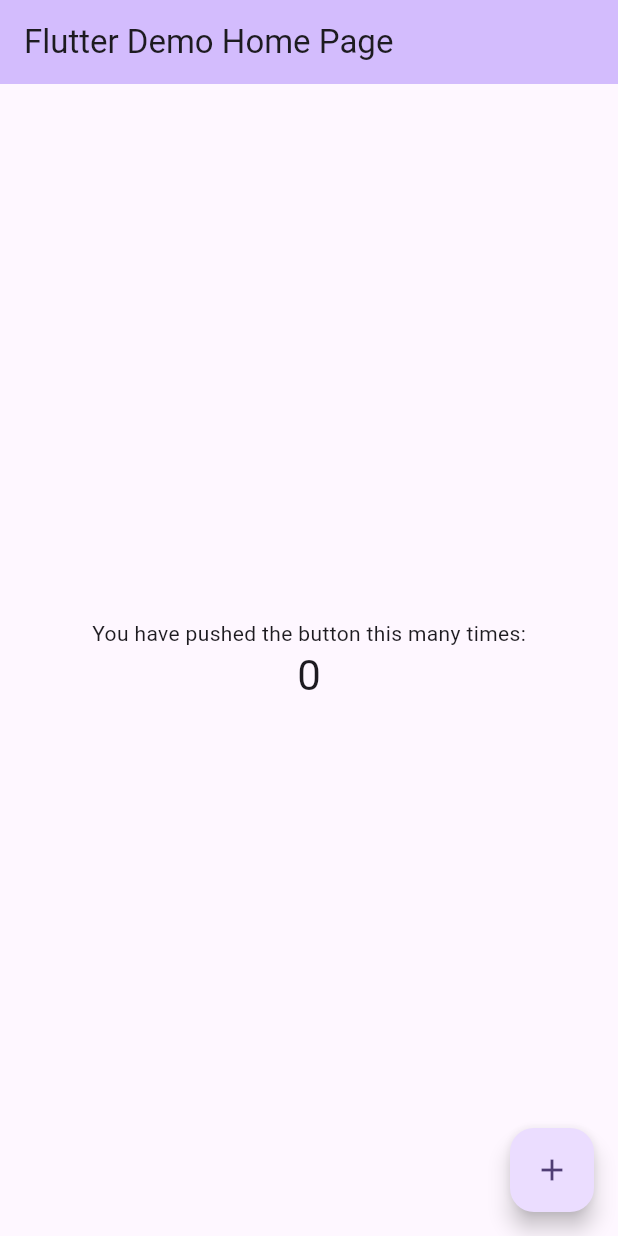
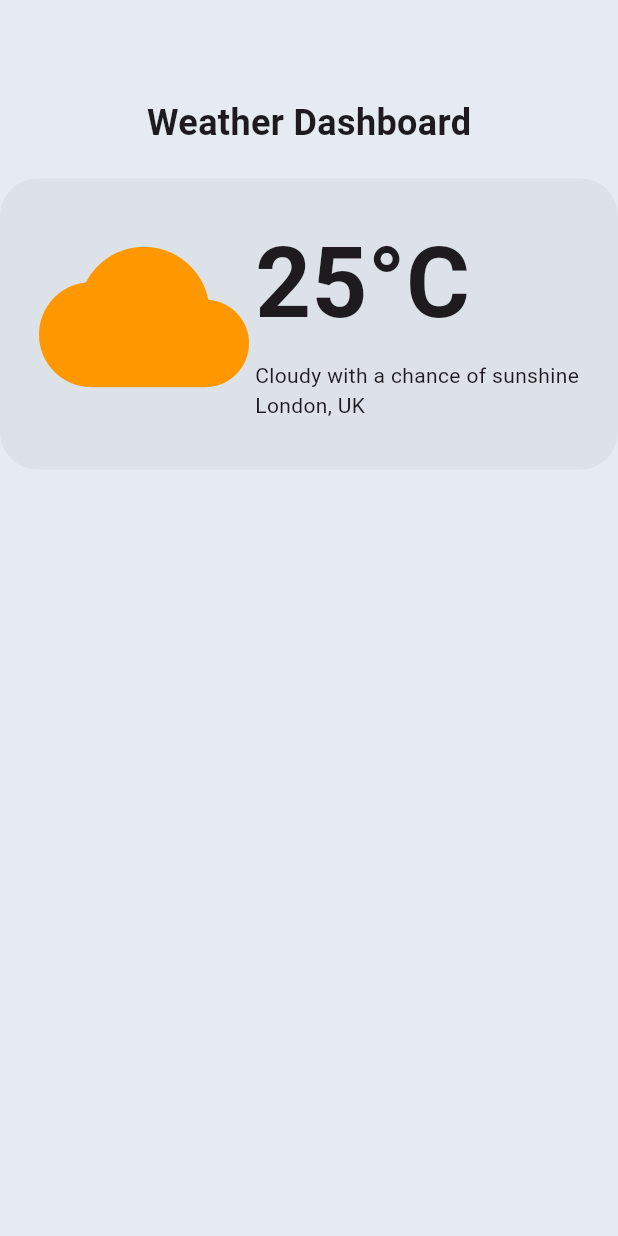
Before and after one commit to gheloriemanondo-24/weatherdashboard, a Flutter app: the screen it shows after launch, on a phone screen of 412 x 824 dp. Run offline on Flutter 3.47's test engine with Material 3 defaults, Android fonts, the phone set to English and light mode, and no system bars.

Commit message:
main card

```diff
--- a/lib/main.dart
+++ b/lib/main.dart
@@ -1,121 +1,127 @@
+import 'dart:ui';
+
 import 'package:flutter/material.dart';
 
 void main() {
   runApp(const MyApp());
 }
 
-class MyApp extends StatelessWidget {
+class MyApp extends StatelessWidget
+  {
     const MyApp({super.key});
 
-  // This widget is the root of your application.
     @override
-  Widget build(BuildContext context) {
-    return MaterialApp(
-      title: 'Flutter Demo',
-      theme: ThemeData(
-        // This is the theme of your application.
-        //
-        // TRY THIS: Try running your application with "flutter run". You'll see
-        // the application has a purple toolbar. Then, without quitting the app,
-        // try changing the seedColor in the colorScheme below to Colors.green
-        // and then invoke "hot reload" (save your changes or press the "hot
-        // reload" button in a Flutter-supported IDE, or press "r" if you used
-        // the command line to start the app).
-        //
-        // Notice that the counter didn't reset back to zero; the application
-        // state is not lost during the reload. To reset the state, use hot
-        // restart instead.
-        //
-        // This works for code too, not just values: Most code changes can be
-        // tested with just a hot reload.
-        colorScheme: .fromSeed(seedColor: Colors.deepPurple),
-      ),
-      home: const MyHomePage(title: 'Flutter Demo Home Page'),
+    Widget build(BuildContext context)
+      {
+        return const MaterialApp(
+          debugShowCheckedModeBanner: false,
+          home: WeatherPage(),
         );
       }
   }
 
-class MyHomePage extends StatefulWidget {
-  const MyHomePage({super.key, required this.title});
-
-  // This widget is the home page of your application. It is stateful, meaning
-  // that it has a State object (defined below) that contains fields that affect
-  // how it looks.
-
-  // This class is the configuration for the state. It holds the values (in this
-  // case the title) provided by the parent (in this case the App widget) and
-  // used by the build method of the State. Fields in a Widget subclass are
-  // always marked "final".
-
-  final String title;
+class WeatherPage extends StatefulWidget
+  {
+    const WeatherPage({super.key});
 
     @override
-  State<MyHomePage> createState() => _MyHomePageState();
+    State<WeatherPage> createState() => _WeatherPageState();
   }
 
-class _MyHomePageState extends State<MyHomePage> {
-  int _counter = 0;
+class _WeatherPageState extends State<WeatherPage>
+{
+    int _selectedIndex = 0;
 
-  void _incrementCounter() {
-    setState(() {
-      // This call to setState tells the Flutter framework that something has
-      // changed in this State, which causes it to rerun the build method below
-      // so that the display can reflect the updated values. If we changed
-      // _counter without calling setState(), then the build method would not be
-      // called again, and so nothing would appear to happen.
-      _counter++;
+    final List<Map<String, dynamic>> weatherForecast =
+    [
+      {"time": "10:00", "icon": Icons.wb_sunny, "temp": "26°C"},
+      {"time": "11:00", "icon": Icons.wb_sunny, "temp": "27°C"},
+      {"time": "13:00", "icon": Icons.cloud, "temp": "25°C"},
+      {"time": "13:00", "icon": Icons.cloud, "temp": "24°C"},
+      {"time": "10:00", "icon": Icons.wb_sunny, "temp": "25°C"},
+      {"time": "14:00", "icon": Icons.grain, "temp": "24°C"},
+      {"time": "14:00", "icon": Icons.cloud, "temp": "23°C"},
+      {"time": "15:00", "icon": Icons.grain, "temp": "22°C"},
+    ];
+
+  void _onNavItemTapped(int index)
+    {
+      setState(()
+      {
+        _selectedIndex = index;
       });
     }
 
   @override
-  Widget build(BuildContext context) {
-    // This method is rerun every time setState is called, for instance as done
-    // by the _incrementCounter method above.
-    //
-    // The Flutter framework has been optimized to make rerunning build methods
-    // fast, so that you can just rebuild anything that needs updating rather
-    // than having to individually change instances of widgets.
-    return Scaffold(
-      appBar: AppBar(
-        // TRY THIS: Try changing the color here to a specific color (to
-        // Colors.amber, perhaps?) and trigger a hot reload to see the AppBar
-        // change color while the other colors stay the same.
-        backgroundColor: Theme.of(context).colorScheme.inversePrimary,
-        // Here we take the value from the MyHomePage object that was created by
-        // the App.build method, and use it to set our appbar title.
-        title: Text(widget.title),
+  Widget build(BuildContext context)
+  {
+    var column = Column
+    (
+      crossAxisAlignment: CrossAxisAlignment.start,
+      children: const
+        [
+          Text
+            (
+              "25°C",
+              style: TextStyle(fontSize: 65, fontWeight: FontWeight.bold),
             ),
-      body: Center(
-        // Center is a layout widget. It takes a single child and positions it
-        // in the middle of the parent.
+            SizedBox(height: 5),
+            Text("Cloudy with a chance of sunshine"),
+            Text("London, UK"),
+        ],
+    );
+    return Scaffold
+    (
+      backgroundColor: const Color(0xFFE6EBF1),
+      body: SafeArea(
+        child: Center(
           child: Column(
-          // Column is also a layout widget. It takes a list of children and
-          // arranges them vertically. By default, it sizes itself to fit its
-          // children horizontally, and tries to be as tall as its parent.
-          //
-          // Column has various properties to control how it sizes itself and
-          // how it positions its children. Here we use mainAxisAlignment to
-          // center the children vertically; the main axis here is the vertical
-          // axis because Columns are vertical (the cross axis would be
-          // horizontal).
-          //
-          // TRY THIS: Invoke "debug painting" (choose the "Toggle Debug Paint"
-          // action in the IDE, or press "p" in the console), to see the
-          // wireframe for each widget.
-          mainAxisAlignment: .center,
             children: [
-            const Text('You have pushed the button this many times:'),
-            Text(
-              '$_counter',
-              style: Theme.of(context).textTheme.headlineMedium,
+
+              const SizedBox(height: 65),
+
+              const Text
+                (
+                  "Weather Dashboard",
+                  style: TextStyle(fontSize: 24, fontWeight: FontWeight.bold),
+                ),
+
+              const SizedBox(height: 20),
+
+              // main card
+              Container
+              (
+                width: 520,
+                padding: const EdgeInsets.all(22),
+                decoration: BoxDecoration
+                (
+                  color: const Color(0xFFDCE2E8),
+                  borderRadius: BorderRadius.circular(25),
+                ),
+                child: Column(
+                  children: [
+                    Row
+                      (
+                        mainAxisAlignment: MainAxisAlignment.spaceEvenly,
+                        children: [
+                          const Icon
+                            (
+                              Icons.wb_cloudy,
+                              size: 140,
+                              color: Colors.orange,
+                            ),
+                          column,
+                        ],
+                      ),
+
+                    const SizedBox(height: 10),
+
+                  ],
+                ),
               ),
             ],
           ),
         ),
-      floatingActionButton: FloatingActionButton(
-        onPressed: _incrementCounter,
-        tooltip: 'Increment',
-        child: const Icon(Icons.add),
       ),
     );
   }
```
Lines whose indentation alone changed are shown as unchanged.
